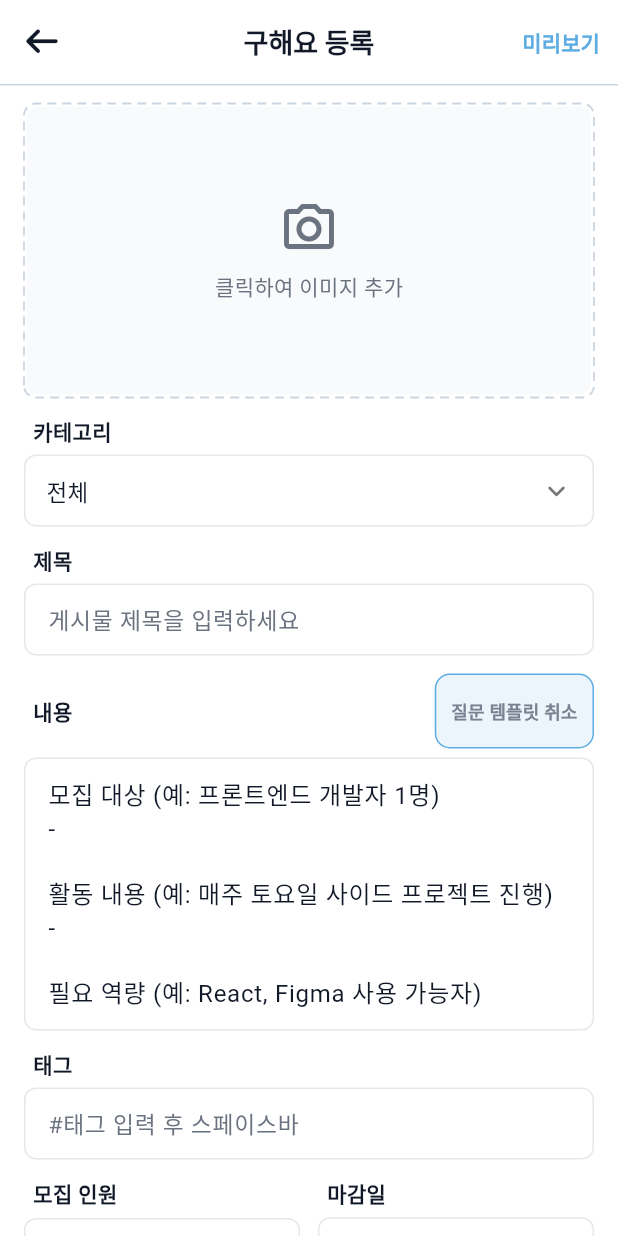
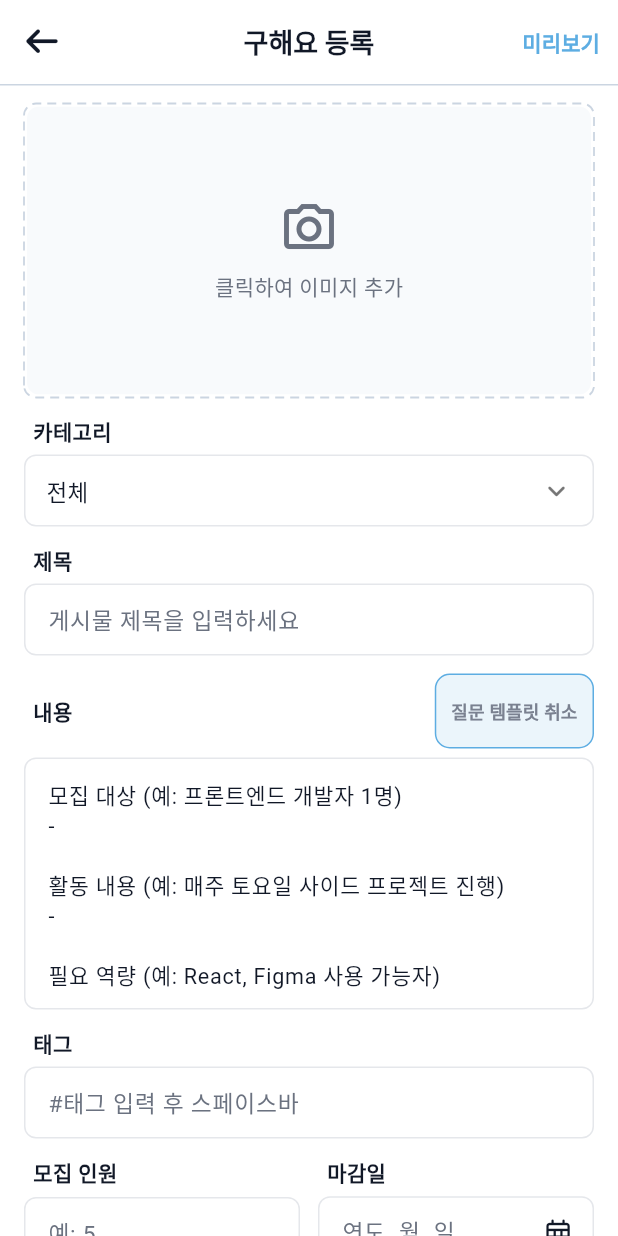
Before and after one commit to ikjunoob/matching, a Flutter app: the PostScreen screen opened directly, after a tap on "질문 템플릿 추가", on a phone screen of 412 x 824 dp. Run offline on Flutter 3.47's test engine with Material 3 defaults, Android fonts, the phone set to English and light mode, and no system bars; drawn by our look-alikes of dotted_border, dropdown_button2; our stand-ins replace calendar_date_picker2, file_picker, font_awesome_flutter, google_fonts, image_picker, permission_handler and 1 more; network calls fail; Roboto replaces fonts that are missing (Pretendard).

Commit message:
Update post_screen.dart

```diff
--- a/lib/screens/post_screen.dart
+++ b/lib/screens/post_screen.dart
@@ -733,11 +733,12 @@ class _PostScreenState extends State<PostScreen> {
               TextFormField(
                 controller: _contentCtrl,
                 maxLines: 7,
-                style: const TextStyle(
-                  fontSize: kFieldFont,
+                style: TextStyle(
+                  fontSize: _templateInserted ? (kFieldFont * 0.9) : kFieldFont,
                   color: kTextPrimary,
                   height: 1.4,
                 ),
+
                 decoration:
                     _whiteFieldDecoration(
                       hint: "구하는 목적, 필요한 내용, 기간 등을 상세하게 적어주세요.",
@@ -763,10 +764,9 @@ class _PostScreenState extends State<PostScreen> {
                 controller: _tagCtrl,
                 focusNode: _tagFocus,
                 onChanged: _onTagChanged,
-                style: TextStyle(
-                  fontSize: _templateInserted ? (kFieldFont * 0.1) : kFieldFont,
+                style: const TextStyle(
+                  fontSize: kFieldFont,
                   color: kTextPrimary,
-                  height: 1.0,
                 ),
                 decoration: _whiteFieldDecoration(hint: "#태그 입력 후 스페이스바"),
                 validator: _tagsValidator,
```
